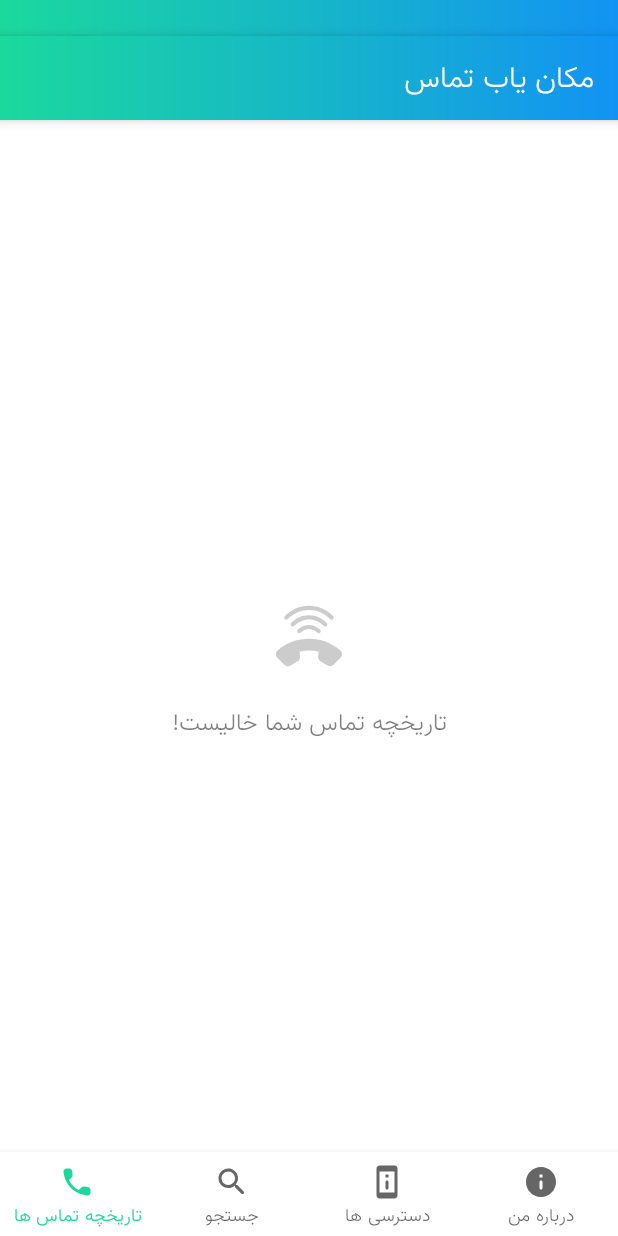
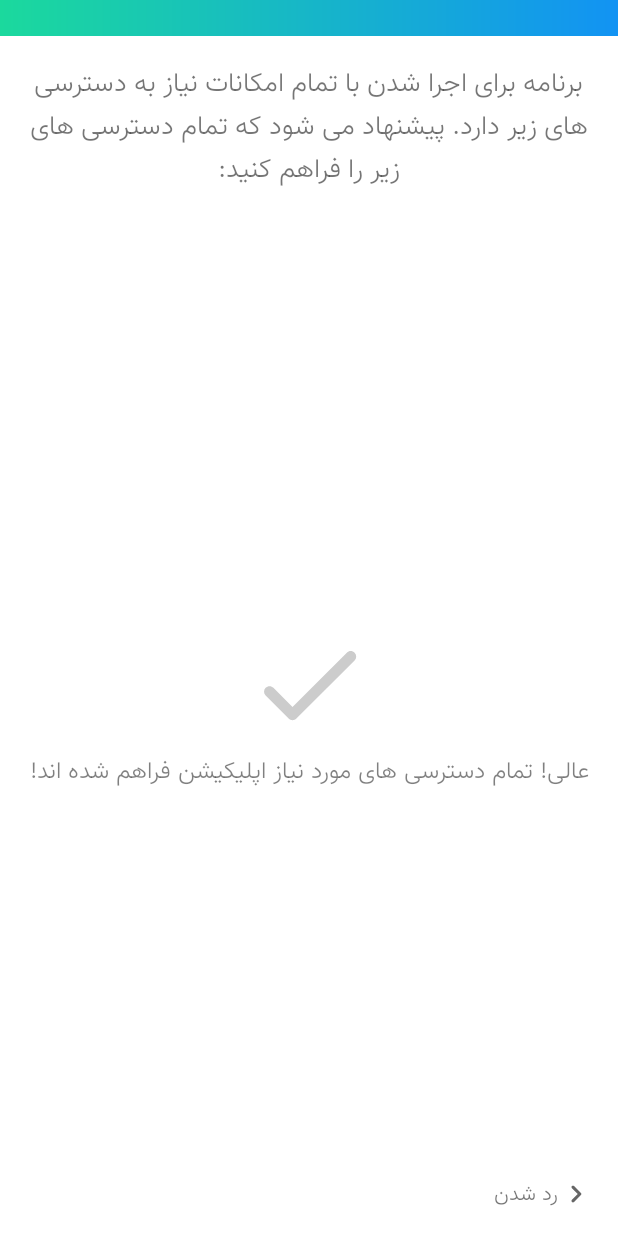
Before and after one commit to HeyPouya/AntiSpam, an Android app: the screen it shows after launch (MainActivity), on a phone screen of 412 x 824 dp. Run offline under Robolectric (Android 15) with nearby library versions, the phone set to English and light mode, and no system bars; our stand-ins replace Room's generated code, navigation-ui.

Commit message:
Added permission list page

```diff
--- a/app/src/main/java/ir/apptune/antispam/MainActivity.kt
+++ b/app/src/main/java/ir/apptune/antispam/MainActivity.kt
@@ -31,7 +31,7 @@ class MainActivity : AppCompatActivity() {
         bottomNav.setupWithNavController(findNavController(R.id.navFragment))
         findNavController(R.id.navFragment).addOnDestinationChangedListener { _: NavController, navDestination: NavDestination, _: Bundle? ->
             when (navDestination.id) {
-                R.id.splashFragment -> hideToolbarBottomNav()
+                R.id.splashFragment, R.id.introFragment -> hideToolbarBottomNav()
                 else -> showToolbarBottomNav()
             }
         }
--- /dev/null
+++ b/app/src/main/java/ir/apptune/antispam/features/intro/IntroFragment.kt
@@ -0,0 +1,22 @@
+package ir.apptune.antispam.features.intro
+
+import android.os.Bundle
+import android.view.LayoutInflater
+import android.view.View
+import android.view.ViewGroup
+import androidx.fragment.app.Fragment
+import androidx.navigation.fragment.findNavController
+import ir.apptune.antispam.R
+import kotlinx.android.synthetic.main.fragment_intro.*
+
+class IntroFragment : Fragment() {
+    override fun onCreateView(inflater: LayoutInflater, container: ViewGroup?,
+                              savedInstanceState: Bundle?): View? {
+        return inflater.inflate(R.layout.fragment_intro, container, false)
+    }
+
+    override fun onActivityCreated(savedInstanceState: Bundle?) {
+        super.onActivityCreated(savedInstanceState)
+        txtSkip.setOnClickListener { findNavController().navigate(R.id.action_introFragment_to_callLogsFragment) }
+    }
+}
--- a/app/src/main/java/ir/apptune/antispam/features/splash/SplashFragment.kt
+++ b/app/src/main/java/ir/apptune/antispam/features/splash/SplashFragment.kt
@@ -23,11 +23,10 @@ class SplashFragment : Fragment() {
 
     override fun onActivityCreated(savedInstanceState: Bundle?) {
         super.onActivityCreated(savedInstanceState)
-        if (sharedPreferences.getBoolean(FIRST_LOGIN, false)) {
-
-            //TODO: Make permission introduction pages
-        } else {
+        if (sharedPreferences.getBoolean(FIRST_LOGIN, true)) {
+            findNavController().navigate(R.id.action_splashFragment_to_introFragment)
+            sharedPreferences.edit().putBoolean(FIRST_LOGIN, false).apply()
+        } else
             findNavController().navigate(R.id.action_splashFragment_to_callLogsFragment)
-        }
     }
 }
--- /dev/null
+++ b/app/src/main/res/drawable/ic_arrow_right.xml
@@ -0,0 +1,10 @@
+<vector xmlns:android="http://schemas.android.com/apk/res/android"
+    android:width="24dp"
+    android:height="24dp"
+    android:viewportWidth="24"
+    android:viewportHeight="24"
+    android:tint="?attr/colorControlNormal">
+  <path
+      android:fillColor="@android:color/white"
+      android:pathData="M9.29,15.88L13.17,12 9.29,8.12c-0.39,-0.39 -0.39,-1.02 0,-1.41 0.39,-0.39 1.02,-0.39 1.41,0l4.59,4.59c0.39,0.39 0.39,1.02 0,1.41L10.7,17.3c-0.39,0.39 -1.02,0.39 -1.41,0 -0.38,-0.39 -0.39,-1.03 0,-1.42z"/>
+</vector>
--- /dev/null
+++ b/app/src/main/res/layout/fragment_intro.xml
@@ -0,0 +1,45 @@
+<?xml version="1.0" encoding="utf-8"?>
+<androidx.constraintlayout.widget.ConstraintLayout xmlns:android="http://schemas.android.com/apk/res/android"
+    xmlns:app="http://schemas.android.com/apk/res-auto"
+    xmlns:tools="http://schemas.android.com/tools"
+    android:layout_width="match_parent"
+    android:layout_height="match_parent"
+    tools:context=".features.intro.IntroFragment">
+
+    <TextView
+        android:id="@+id/txtPermissionDescription"
+        android:layout_width="0dp"
+        android:layout_height="wrap_content"
+        android:layout_marginStart="8dp"
+        android:layout_marginTop="16dp"
+        android:layout_marginEnd="8dp"
+        android:gravity="center"
+        android:text="@string/permission_request_description"
+        android:textSize="18sp"
+        app:layout_constraintEnd_toEndOf="parent"
+        app:layout_constraintStart_toStartOf="parent"
+        app:layout_constraintTop_toTopOf="parent" />
+
+    <androidx.fragment.app.FragmentContainerView
+        android:id="@+id/fragmentPermission"
+        class="ir.apptune.antispam.features.permission.PermissionsFragment"
+        android:layout_width="0dp"
+        android:layout_height="0dp"
+        android:layout_marginTop="16dp"
+        app:layout_constraintBottom_toTopOf="@+id/txtSkip"
+        app:layout_constraintEnd_toEndOf="parent"
+        app:layout_constraintStart_toStartOf="parent"
+        app:layout_constraintTop_toBottomOf="@id/txtPermissionDescription" />
+
+    <TextView
+        android:id="@+id/txtSkip"
+        android:layout_width="wrap_content"
+        android:layout_height="wrap_content"
+        android:drawableEnd="@drawable/ic_arrow_right"
+        android:padding="16dp"
+        android:text="@string/skip"
+        app:layout_constraintBottom_toBottomOf="parent"
+        app:layout_constraintEnd_toEndOf="parent"
+        app:layout_constraintHorizontal_bias="1.0"
+        app:layout_constraintStart_toStartOf="parent" />
+</androidx.constraintlayout.widget.ConstraintLayout>
--- a/app/src/main/res/navigation/main_nav_graph.xml
+++ b/app/src/main/res/navigation/main_nav_graph.xml
@@ -33,5 +33,21 @@
             app:destination="@id/callLogsFragment"
             app:popUpTo="@id/splashFragment"
             app:popUpToInclusive="true" />
+        <action
+            android:id="@+id/action_splashFragment_to_introFragment"
+            app:destination="@id/introFragment"
+            app:popUpTo="@id/splashFragment"
+            app:popUpToInclusive="true" />
+    </fragment>
+    <fragment
+        android:id="@+id/introFragment"
+        android:name="ir.apptune.antispam.features.intro.IntroFragment"
+        android:label="fragment_intro"
+        tools:layout="@layout/fragment_intro" >
+        <action
+            android:id="@+id/action_introFragment_to_callLogsFragment"
+            app:destination="@id/callLogsFragment"
+            app:popUpTo="@id/introFragment"
+            app:popUpToInclusive="true" />
     </fragment>
 </navigation>
--- a/app/src/main/res/values/strings.xml
+++ b/app/src/main/res/values/strings.xml
@@ -35,5 +35,7 @@
     <string name="notification_description">مکان یاب تماس در حال اجراست</string>
     <!-- TODO: Remove or change this placeholder text -->
     <string name="hello_blank_fragment">Hello blank fragment</string>
+    <string name="permission_request_description">برنامه برای اجرا شدن با تمام امکانات نیاز به دسترسی های زیر دارد. پیشنهاد می شود که تمام دسترسی های زیر را فراهم کنید:</string>
+    <string name="skip">رد شدن</string>
 
 </resources>
```
